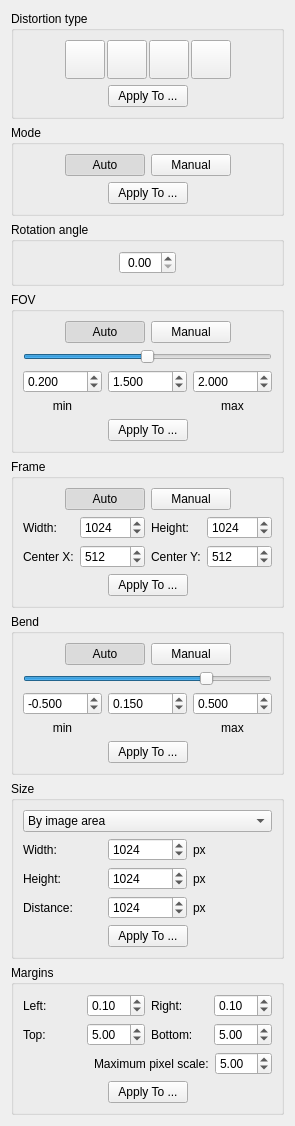
Qt form src/core/filters/deskew/ui/DeskewOptionsWidget.ui (ImageProcessing-ElectronicPublications/scantailor-deviant) before a commit.
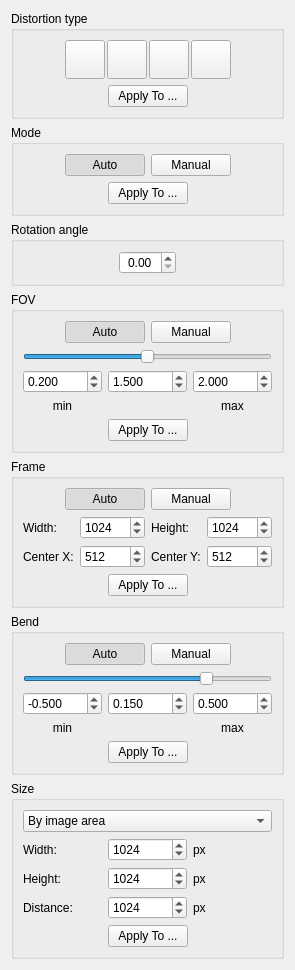
The same form after that commit. Icons and pictures are not drawn.

Commit message: Remove unused dewarping margins panel

Patch:
```diff
--- a/src/core/filters/deskew/ui/DeskewOptionsWidget.ui
+++ b/src/core/filters/deskew/ui/DeskewOptionsWidget.ui
@@ -7,7 +7,7 @@
     <x>0</x>
     <y>0</y>
     <width>268</width>
-    <height>1088</height>
+    <height>942</height>
    </rect>
   </property>
   <property name="windowTitle">
@@ -1136,176 +1136,6 @@
      </layout>
     </widget>
    </item>
-   <item>
-    <widget class="QGroupBox" name="marginsPanel">
-     <property name="title">
-      <string>Margins</string>
-     </property>
-     <layout class="QVBoxLayout" name="verticalLayout_8">
-      <item>
-       <layout class="QGridLayout" name="marginsGridLayout">
-        <item row="0" column="0">
-         <widget class="QLabel" name="marginsLeftLabel">
-          <property name="text">
-           <string>Left:</string>
-          </property>
-         </widget>
-        </item>
-        <item row="0" column="1">
-         <widget class="QDoubleSpinBox" name="marginsLeftSpinBox">
-          <property name="maximum">
-           <double>1.000000000000000</double>
-          </property>
-          <property name="singleStep">
-           <double>0.010000000000000</double>
-          </property>
-          <property name="value">
-           <double>0.100000000000000</double>
-          </property>
-         </widget>
-        </item>
-        <item row="0" column="2">
-         <widget class="QLabel" name="marginsRightLabel">
-          <property name="text">
-           <string>Right:</string>
-          </property>
-         </widget>
-        </item>
-        <item row="0" column="3">
-         <widget class="QDoubleSpinBox" name="marginsRightSpinBox">
-          <property name="maximum">
-           <double>1.000000000000000</double>
-          </property>
-          <property name="singleStep">
-           <double>0.010000000000000</double>
-          </property>
-          <property name="value">
-           <double>0.100000000000000</double>
-          </property>
-         </widget>
-        </item>
-        <item row="1" column="0">
-         <widget class="QLabel" name="marginsTopLabel">
-          <property name="text">
-           <string>Top:</string>
-          </property>
-         </widget>
-        </item>
-        <item row="1" column="1">
-         <widget class="QDoubleSpinBox" name="marginsTopSpinBox">
-          <property name="maximum">
-           <double>10.000000000000000</double>
-          </property>
-          <property name="singleStep">
-           <double>0.050000000000000</double>
-          </property>
-          <property name="value">
-           <double>5.000000000000000</double>
-          </property>
-         </widget>
-        </item>
-        <item row="1" column="2">
-         <widget class="QLabel" name="marginsBottomLabel">
-          <property name="text">
-           <string>Bottom:</string>
-          </property>
-         </widget>
-        </item>
-        <item row="1" column="3">
-         <widget class="QDoubleSpinBox" name="marginsBottomSpinBox">
-          <property name="maximum">
-           <double>10.000000000000000</double>
-          </property>
-          <property name="singleStep">
-           <double>0.050000000000000</double>
-          </property>
-          <property name="value">
-           <double>5.000000000000000</double>
-          </property>
-         </widget>
-        </item>
-       </layout>
-      </item>
-      <item>
-       <layout class="QHBoxLayout" name="marginsMaxPixelScaleHorizontalLayout">
-        <item>
-         <spacer name="marginsMaxPixelScaleHorizontalSpacer">
-          <property name="orientation">
-           <enum>Qt::Horizontal</enum>
-          </property>
-          <property name="sizeHint" stdset="0">
-           <size>
-            <width>2</width>
-            <height>20</height>
-           </size>
-          </property>
-         </spacer>
-        </item>
-        <item>
-         <widget class="QLabel" name="marginsMaxPixelScaleLabel">
-          <property name="text">
-           <string>Maximum pixel scale:</string>
-          </property>
-         </widget>
-        </item>
-        <item>
-         <widget class="QDoubleSpinBox" name="marginsMaxPixelScaleSpinBox">
-          <property name="minimum">
-           <double>1.000000000000000</double>
-          </property>
-          <property name="maximum">
-           <double>10.000000000000000</double>
-          </property>
-          <property name="singleStep">
-           <double>0.050000000000000</double>
-          </property>
-          <property name="value">
-           <double>5.000000000000000</double>
-          </property>
-         </widget>
-        </item>
-       </layout>
-      </item>
-      <item>
-       <layout class="QHBoxLayout" name="marginsApplyHorizontalLayout">
-        <item>
-         <spacer name="marginsApplyHorizontalSpacerLeft">
-          <property name="orientation">
-           <enum>Qt::Horizontal</enum>
-          </property>
-          <property name="sizeHint" stdset="0">
-           <size>
-            <width>10</width>
-            <height>20</height>
-           </size>
-          </property>
-         </spacer>
-        </item>
-        <item>
-         <widget class="QPushButton" name="marginsApplyBtn">
-          <property name="text">
-           <string>Apply To ...</string>
-          </property>
-         </widget>
-        </item>
-        <item>
-         <spacer name="marginsApplyHorizontalSpacerRight">
-          <property name="orientation">
-           <enum>Qt::Horizontal</enum>
-          </property>
-          <property name="sizeHint" stdset="0">
-           <size>
-            <width>10</width>
-            <height>20</height>
-           </size>
-          </property>
-         </spacer>
-        </item>
-       </layout>
-      </item>
-     </layout>
-    </widget>
-   </item>
    <item>
     <spacer name="verticalSpacer">
      <property name="orientation">
```
The commit also changes 11 other files.
